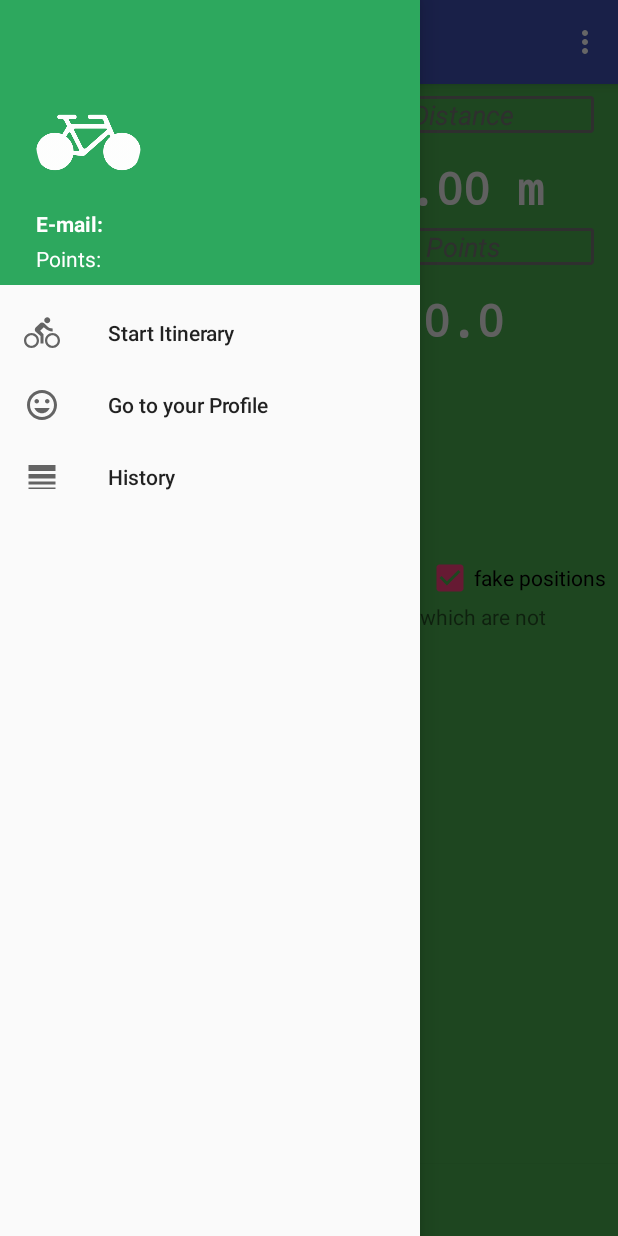
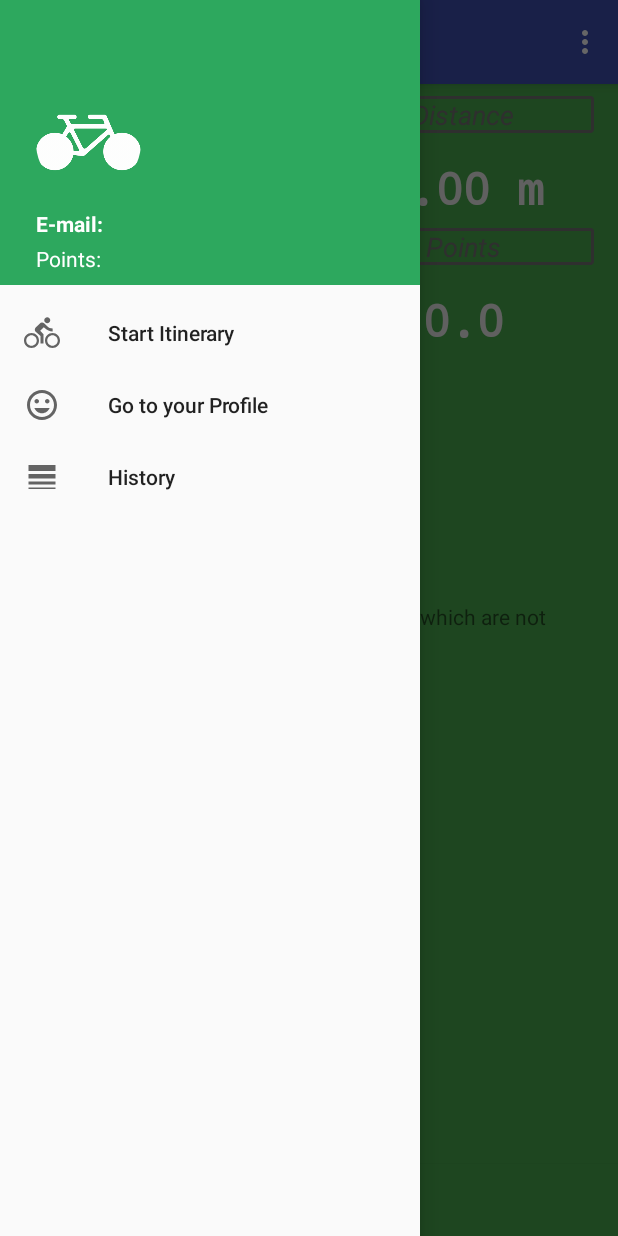
Before and after one commit to eDulemata/Biker, an Android app: the TrackerFragment screen opened directly, with no data from a screen before it, with the side drawer open, on a phone screen of 412 x 824 dp. Run offline under Robolectric (Android 15) with nearby library versions, the phone set to English and light mode, and no system bars; our stand-ins replace CircleImageView.

```diff
--- a/app/src/main/java/com/dulemata/emiliano/biker/util/Keys.java
+++ b/app/src/main/java/com/dulemata/emiliano/biker/util/Keys.java
@@ -53,4 +53,5 @@ public class Keys {
     public static final String REMOVE_NOTIFICA = "remove_notifica";
     public static final String OLD_POS = "old_pos";
     public static final String OPTIONS = "polyline_options";
+    public static final float SPESSORE_LINEA_RIDOTTO = 10;
 }
--- a/app/src/main/res/layout-land-v21/fragment_tracker.xml
+++ b/app/src/main/res/layout-land-v21/fragment_tracker.xml
@@ -97,18 +97,6 @@
         app:layout_constraintBottom_toTopOf="@+id/guideline5"
         app:layout_constraintTop_toTopOf="@+id/guideline" />
 
-    <CheckBox
-        android:id="@+id/fake_positions"
-        android:layout_width="wrap_content"
-        android:layout_height="wrap_content"
-        android:checked="true"
-        android:text="@string/fake_positions"
-        android:textColorLink="@android:color/black"
-        app:layout_constraintTop_toTopOf="parent"
-        android:layout_marginTop="8dp"
-        android:layout_marginLeft="8dp"
-        app:layout_constraintLeft_toLeftOf="@+id/guideline2" />
-
     <Button
         android:id="@+id/button_tracking"
         android:layout_width="0dp"
--- a/app/src/main/res/layout-land/fragment_tracker.xml
+++ b/app/src/main/res/layout-land/fragment_tracker.xml
@@ -97,18 +97,6 @@
         app:layout_constraintBottom_toTopOf="@+id/guideline5"
         app:layout_constraintTop_toTopOf="@+id/guideline" />
 
-    <CheckBox
-        android:id="@+id/fake_positions"
-        android:layout_width="wrap_content"
-        android:layout_height="wrap_content"
-        android:checked="true"
-        android:text="@string/fake_positions"
-        android:textColorLink="@android:color/black"
-        app:layout_constraintTop_toTopOf="parent"
-        android:layout_marginTop="8dp"
-        android:layout_marginLeft="8dp"
-        app:layout_constraintLeft_toLeftOf="@+id/guideline2" />
-
     <Button
         android:id="@+id/button_tracking"
         android:layout_width="0dp"
--- a/app/src/main/res/layout-v21/fragment_tracker.xml
+++ b/app/src/main/res/layout-v21/fragment_tracker.xml
@@ -82,18 +82,6 @@
         app:layout_constraintRight_toRightOf="parent"
         app:layout_constraintTop_toBottomOf="@+id/distanza" />
 
-    <CheckBox
-        android:id="@+id/fake_positions"
-        android:layout_width="wrap_content"
-        android:layout_height="wrap_content"
-        android:layout_marginBottom="0dp"
-        android:layout_marginRight="8dp"
-        android:checked="true"
-        android:text="@string/fake_positions"
-        android:textColorLink="@android:color/black"
-        app:layout_constraintBottom_toTopOf="@+id/map"
-        app:layout_constraintRight_toRightOf="parent" />
-
     <Button
         android:id="@+id/button_tracking"
         android:layout_width="0dp"
--- a/app/src/main/res/layout/fragment_tracker.xml
+++ b/app/src/main/res/layout/fragment_tracker.xml
@@ -82,18 +82,6 @@
         app:layout_constraintRight_toRightOf="parent"
         app:layout_constraintTop_toBottomOf="@+id/distanza" />
 
-    <CheckBox
-        android:id="@+id/fake_positions"
-        android:layout_width="wrap_content"
-        android:layout_height="wrap_content"
-        android:layout_marginBottom="0dp"
-        android:layout_marginRight="8dp"
-        android:checked="true"
-        android:text="@string/fake_positions"
-        android:textColorLink="@android:color/black"
-        app:layout_constraintBottom_toTopOf="@+id/map"
-        app:layout_constraintRight_toRightOf="parent" />
-
     <Button
         android:id="@+id/button_tracking"
         android:layout_width="0dp"
```
Also changed, not shown: app/src/main/java/com/dulemata/emiliano/biker/SavePercorsoActivity.java (+3 -6 lines), app/src/main/java/com/dulemata/emiliano/biker/fragment/TrackerFragment.java (+0 -16 lines), app/src/main/java/com/dulemata/emiliano/biker/service/ServiceGPS.java (+15 -7 lines).
